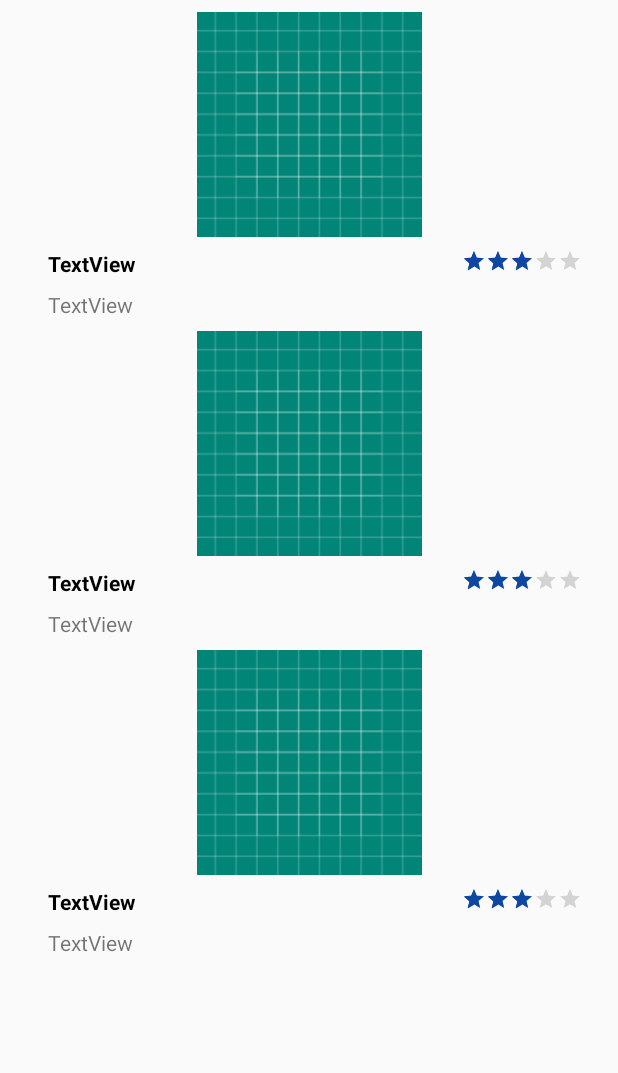
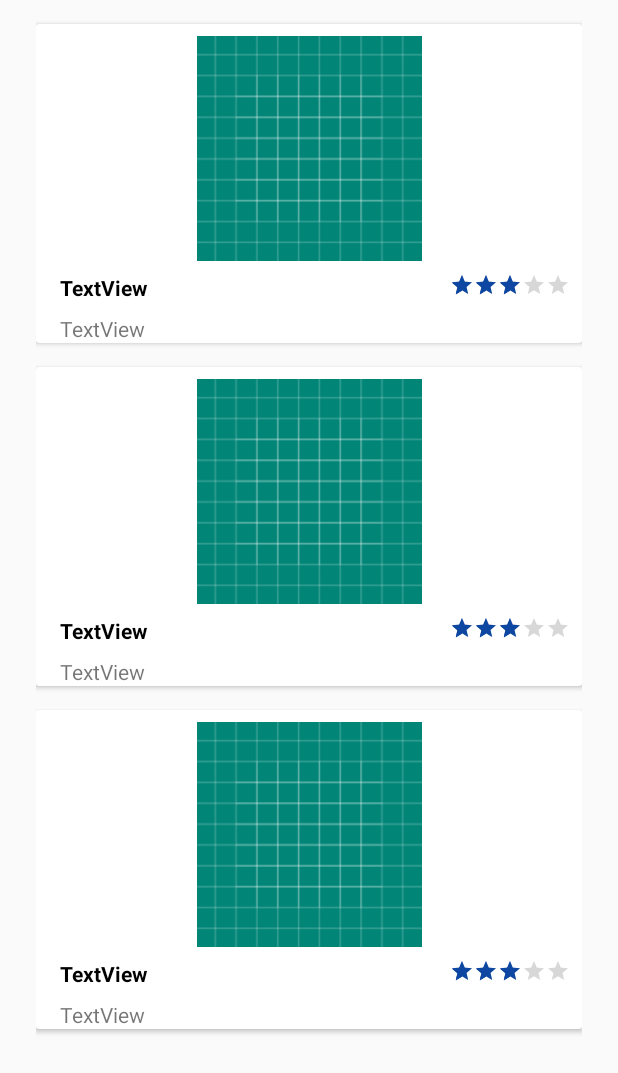
Before and after one commit to chuiizeet/rv-Android, an Android app: the layout fragment_restaurant_list.xml on its own in the app's theme, with its tools: preview values and no code run, on a phone screen of 412 x 824 dp. Shown: the top 1073 px of the screen. Run offline under Robolectric (Android 15) with nearby library versions, the phone set to English and light mode, and no system bars.

Commit message:
Add CardView <feels>

```diff
--- a/app/build.gradle
+++ b/app/build.gradle
@@ -32,4 +32,5 @@ dependencies {
         exclude group: 'com.android.support'
         exclude module: ['exifinterface']
     }
+    implementation 'com.android.support:cardview-v7:28.0.0'
 }
--- a/app/src/main/res/layout/fragment_restaurant.xml
+++ b/app/src/main/res/layout/fragment_restaurant.xml
@@ -1,9 +1,14 @@
 <?xml version="1.0" encoding="utf-8"?>
-<android.support.constraint.ConstraintLayout xmlns:android="http://schemas.android.com/apk/res/android"
+<android.support.v7.widget.CardView xmlns:android="http://schemas.android.com/apk/res/android"
     xmlns:app="http://schemas.android.com/apk/res-auto"
     xmlns:tools="http://schemas.android.com/tools"
     android:layout_width="match_parent"
-    android:layout_height="wrap_content">
+    android:layout_height="wrap_content"
+    android:layout_marginTop="16dp">
+
+    <android.support.constraint.ConstraintLayout
+        android:layout_width="match_parent"
+        android:layout_height="wrap_content">
 
 
     <ImageView
@@ -55,4 +60,5 @@
         android:stepSize="1"
         app:layout_constraintEnd_toEndOf="parent"
         app:layout_constraintTop_toBottomOf="@+id/imageViewPhoto" />
-</android.support.constraint.ConstraintLayout>
+    </android.support.constraint.ConstraintLayout>
+</android.support.v7.widget.CardView>
--- a/app/src/main/res/layout/fragment_restaurant_list.xml
+++ b/app/src/main/res/layout/fragment_restaurant_list.xml
@@ -8,6 +8,8 @@
     android:layout_height="match_parent"
     android:layout_marginLeft="16dp"
     android:layout_marginRight="16dp"
+    android:paddingLeft="8dp"
+    android:paddingRight="8dp"
     app:layoutManager="LinearLayoutManager"
     tools:context=".RestaurantFragment"
     tools:listitem="@layout/fragment_restaurant" />
```
